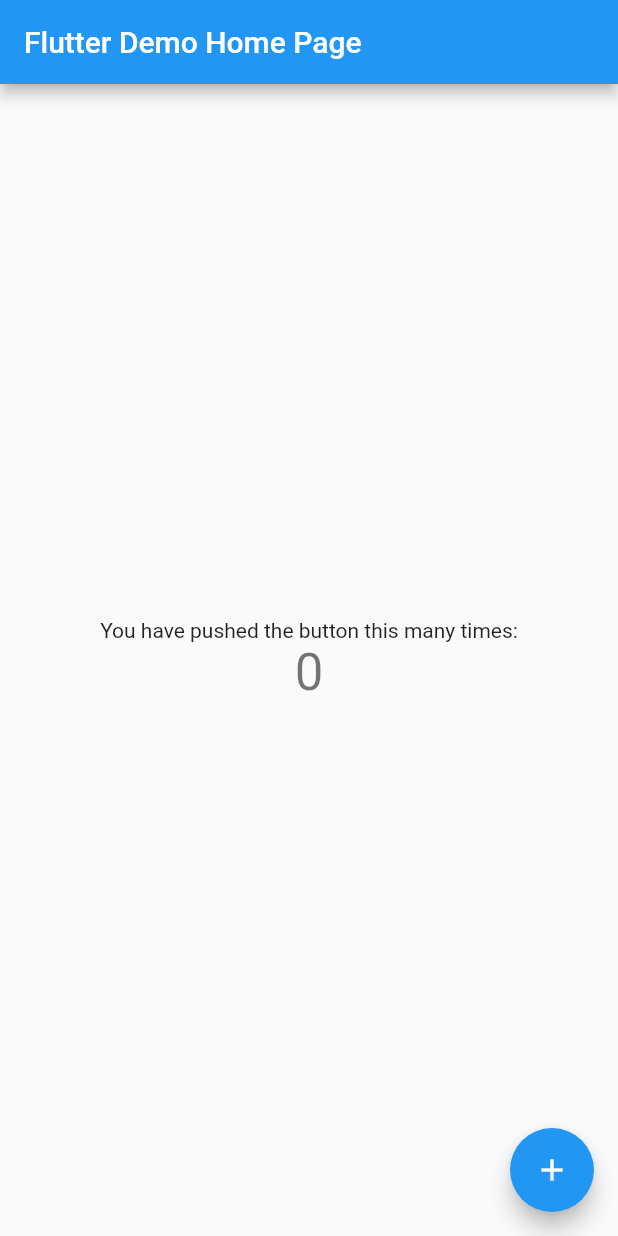
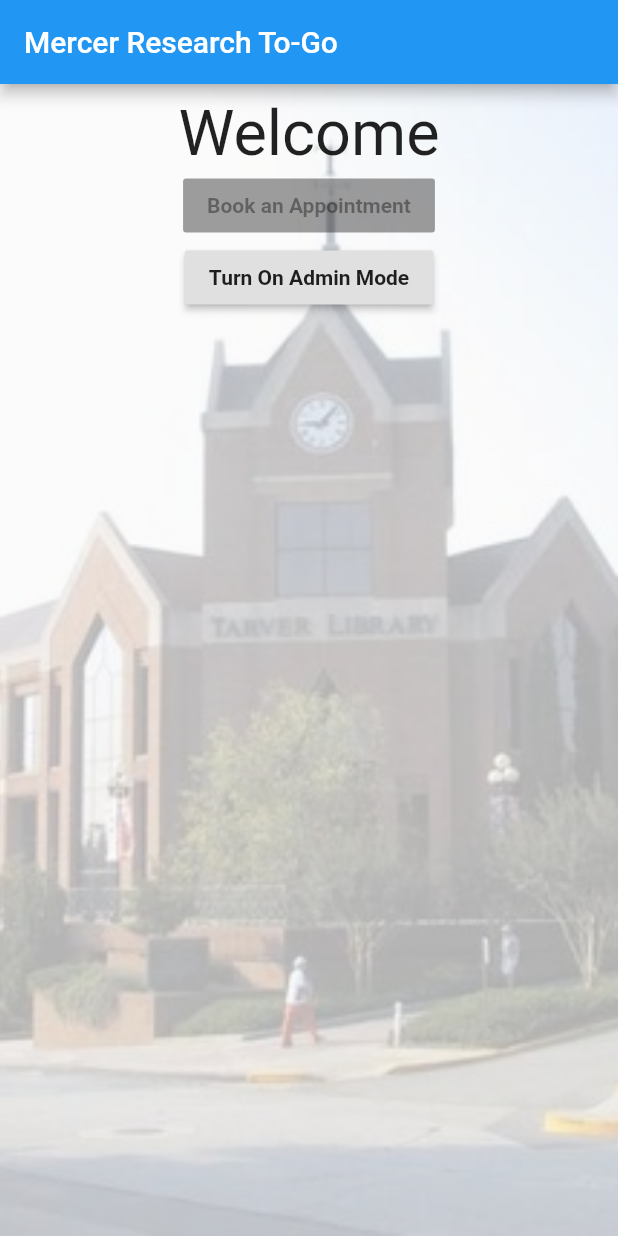
Before and after one commit to waraidev/mercer_library_app, a Flutter app: the screen it shows after launch, on a phone screen of 412 x 824 dp. Run offline on Flutter 3.47's test engine with Material 2 defaults, Android fonts, the phone set to English and light mode, and no system bars; our stand-ins replace flutter_secure_storage.

Commit message:
Added a lot of skeleton and then some
Created two landing pages, one for regular users and one for admins. Implemented a secure way of keeping admin mode status after restart

```diff
--- /dev/null
+++ b/mu_library_app/mu_library_app/lib/landing_page.dart
@@ -0,0 +1,95 @@
+import 'package:flutter/material.dart';
+import 'package:flutter_secure_storage/flutter_secure_storage.dart';
+import 'admin_landing_page.dart';
+
+class LandingPage extends StatefulWidget{
+  @override
+  _LandingPageState createState() => _LandingPageState();
+}
+
+class _LandingPageState extends State<LandingPage>{
+
+  final String _adminKey = "admin_mode";
+
+  @override
+  void initState(){
+    super.initState();
+    _getMode().then((result){
+      if(result)
+        _navToAdminLandingPage();
+    });
+  }
+
+  Future<bool> _getMode() async{
+    final FlutterSecureStorage storage = FlutterSecureStorage();
+    String _admin = await storage.read(key: _adminKey);
+    if(_admin != null || _admin == "true")
+      return true;
+    else
+      return false;
+  }
+
+  @override
+  Widget build(BuildContext context){
+    return Scaffold(
+      body: Container(
+        decoration: BoxDecoration(
+          image: DecorationImage(
+            image: AssetImage("assets/images/tarver.jpeg"),
+            fit: BoxFit.cover,
+            matchTextDirection: true,
+            //Reduce opacity of background image
+            colorFilter: ColorFilter.mode(
+                Colors.black.withOpacity(0.3),
+                BlendMode.dstATop
+            ),
+          ),
+        ),
+
+        child: Center(
+          //TODO: Make this look better
+          child: Padding(
+            padding: EdgeInsets.all(8.0),
+            child: Column(
+              crossAxisAlignment: CrossAxisAlignment.center,
+              children: <Widget>[
+                Text("Welcome", textScaleFactor: 3.0,),
+
+                RaisedButton(
+                  child: _buttonText("Book an Appointment"),
+                  onPressed: null,
+                ),
+
+                RaisedButton(
+                    child: _buttonText("Turn On Admin Mode"),
+                    onPressed: _turnOnAdmin,
+                ),
+              ],
+            ),
+          ),
+        ),
+      ),
+    );
+  }
+
+  Text _buttonText(String s) {
+    return Text(
+      s,
+      style: TextStyle(
+        fontWeight: FontWeight.bold,
+      ),
+    );
+  }
+
+  void _navToAdminLandingPage(){
+    Navigator.push(context,
+        MaterialPageRoute(builder: (context) => AdminLandingPage())
+    );
+  }
+
+  void _turnOnAdmin() async{
+    final FlutterSecureStorage storage = FlutterSecureStorage();
+    await storage.write(key: _adminKey, value: "true");
+    _navToAdminLandingPage();
+  }
+}
--- a/mu_library_app/mu_library_app/lib/main.dart
+++ b/mu_library_app/mu_library_app/lib/main.dart
@@ -1,4 +1,5 @@
 import 'package:flutter/material.dart';
+import 'landing_page.dart';
 
 void main() => runApp(MyApp());
 
@@ -7,7 +8,7 @@ class MyApp extends StatelessWidget {
   @override
   Widget build(BuildContext context) {
     return MaterialApp(
-      title: 'Flutter Demo',
+      title: 'Mercer Research To-Go',
       theme: ThemeData(
         // This is the theme of your application.
         //
@@ -18,24 +19,16 @@ class MyApp extends StatelessWidget {
         // or simply save your changes to "hot reload" in a Flutter IDE).
         // Notice that the counter didn't reset back to zero; the application
         // is not restarted.
+        //TODO: Make a theme (at least a color)
         primarySwatch: Colors.blue,
       ),
-      home: MyHomePage(title: 'Flutter Demo Home Page'),
+      home: MyHomePage(title: 'Mercer Research To-Go'),
     );
   }
 }
 
 class MyHomePage extends StatefulWidget {
   MyHomePage({Key key, this.title}) : super(key: key);
-
-  // This widget is the home page of your application. It is stateful, meaning
-  // that it has a State object (defined below) that contains fields that affect
-  // how it looks.
-
-  // This class is the configuration for the state. It holds the values (in this
-  // case the title) provided by the parent (in this case the App widget) and
-  // used by the build method of the State. Fields in a Widget subclass are
-  // always marked "final".
 
   final String title;
 
@@ -44,18 +37,6 @@ class MyHomePage extends StatefulWidget {
 }
 
 class _MyHomePageState extends State<MyHomePage> {
-  int _counter = 0;
-
-  void _incrementCounter() {
-    setState(() {
-      // This call to setState tells the Flutter framework that something has
-      // changed in this State, which causes it to rerun the build method below
-      // so that the display can reflect the updated values. If we changed
-      // _counter without calling setState(), then the build method would not be
-      // called again, and so nothing would appear to happen.
-      _counter++;
-    });
-  }
 
   @override
   Widget build(BuildContext context) {
@@ -66,46 +47,8 @@ class _MyHomePageState extends State<MyHomePage> {
     // fast, so that you can just rebuild anything that needs updating rather
     // than having to individually change instances of widgets.
     return Scaffold(
-      appBar: AppBar(
-        // Here we take the value from the MyHomePage object that was created by
-        // the App.build method, and use it to set our appbar title.
-        title: Text(widget.title),
-      ),
-      body: Center(
-        // Center is a layout widget. It takes a single child and positions it
-        // in the middle of the parent.
-        child: Column(
-          // Column is also layout widget. It takes a list of children and
-          // arranges them vertically. By default, it sizes itself to fit its
-          // children horizontally, and tries to be as tall as its parent.
-          //
-          // Invoke "debug painting" (press "p" in the console, choose the
-          // "Toggle Debug Paint" action from the Flutter Inspector in Android
-          // Studio, or the "Toggle Debug Paint" command in Visual Studio Code)
-          // to see the wireframe for each widget.
-          //
-          // Column has various properties to control how it sizes itself and
-          // how it positions its children. Here we use mainAxisAlignment to
-          // center the children vertically; the main axis here is the vertical
-          // axis because Columns are vertical (the cross axis would be
-          // horizontal).
-          mainAxisAlignment: MainAxisAlignment.center,
-          children: <Widget>[
-            Text(
-              'You have pushed the button this many times:',
-            ),
-            Text(
-              '$_counter',
-              style: Theme.of(context).textTheme.display1,
-            ),
-          ],
-        ),
-      ),
-      floatingActionButton: FloatingActionButton(
-        onPressed: _incrementCounter,
-        tooltip: 'Increment',
-        child: Icon(Icons.add),
-      ), // This trailing comma makes auto-formatting nicer for build methods.
+      appBar: AppBar(title: Text(widget.title),),
+      body: LandingPage(),
     );
   }
 }
```
Also changed, not shown: mu_library_app/mu_library_app/lib/admin_landing_page.dart (added, +77 -0 lines), mu_library_app/mu_library_app/pubspec.yaml (+11 -0 lines), mu_library_app/mu_library_app/assets/images/tarver.jpeg (added), 1 other file.
